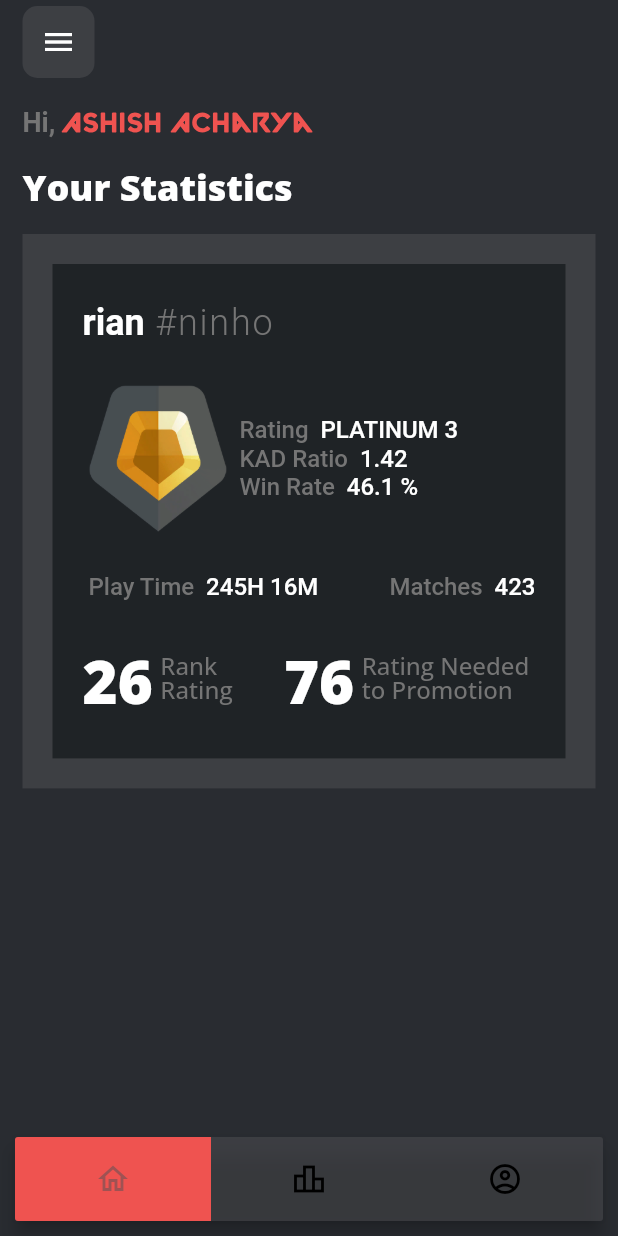
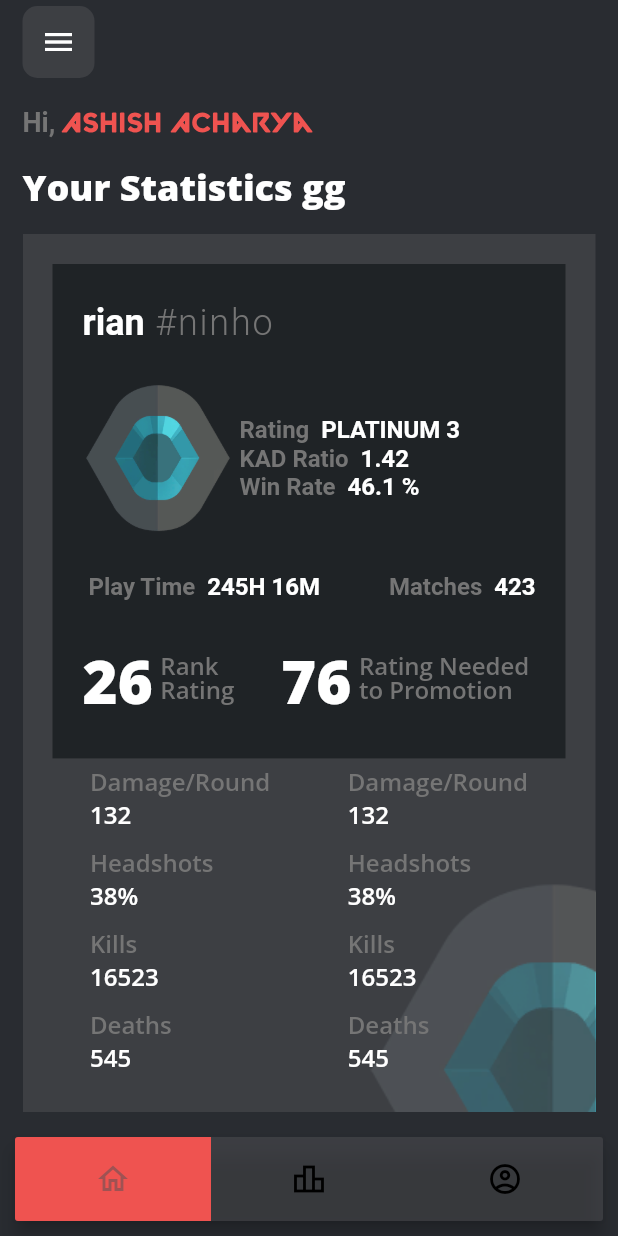
Before and after one commit to AshishAcharya083/valorant-stats, a Flutter app: the screen it shows after launch, on a phone screen of 412 x 824 dp. Run offline on Flutter 3.47's test engine with Material 2 defaults, Android fonts, the phone set to English and light mode, and no system bars; drawn by our look-alikes of flutter_snake_navigationbar.

Commit message:
main info card UI completed

```diff
--- a/lib/ui/components/grey_white_text_comp.dart
+++ b/lib/ui/components/grey_white_text_comp.dart
@@ -11,12 +11,16 @@ class GreyWhiteTextComponent extends StatelessWidget {
     return RichText(
       textAlign: TextAlign.right,
       text: TextSpan(
+        style: TextStyle(fontFamily: "OpenSans"),
         children: [
-          TextSpan(text: "${this.greyText}  ", style: kSmallGreyTextStyle),
+          TextSpan(
+            text: "${this.greyText}  ",
+            style: kSmallGreyTextStyle,
+          ),
           TextSpan(
             text: "${this.whiteText!.toUpperCase()} ",
             style: TextStyle(
-                color: Colors.white, fontWeight: FontWeight.w500, fontSize: 16),
+                color: Colors.white, fontWeight: FontWeight.w600, fontSize: 16),
           )
         ],
       ),
--- /dev/null
+++ b/lib/ui/components/title_discription.dart
@@ -0,0 +1,28 @@
+import 'package:flutter/material.dart';
+import 'package:valo_stats/utils/text_styles.dart';
+
+class TitleAndDiscription extends StatelessWidget {
+  final String titleText;
+  final String discription;
+
+  TitleAndDiscription(this.titleText, this.discription);
+  @override
+  Widget build(BuildContext context) {
+    return Padding(
+      padding: const EdgeInsets.all(5.0),
+      child: Column(
+        crossAxisAlignment: CrossAxisAlignment.start,
+        children: [
+          Text(
+            titleText,
+            style: kSmallGreyTextStyle,
+          ),
+          Text(
+            discription,
+            style: kMediumWhiteTextStyle,
+          )
+        ],
+      ),
+    );
+  }
+}
--- a/lib/ui/pages/home/home_page.dart
+++ b/lib/ui/pages/home/home_page.dart
@@ -3,6 +3,7 @@ import 'package:flutter/rendering.dart';
 import 'package:valo_stats/core/services/screen_size.dart';
 import 'package:valo_stats/ui/components/grey_white_text_comp.dart';
 import 'package:valo_stats/ui/components/large_text.dart';
+import 'package:valo_stats/ui/components/title_discription.dart';
 import 'package:valo_stats/ui/pages/drawer.dart';
 
 import 'package:valo_stats/ui/pages/inside_home_page.dart';
@@ -51,12 +52,20 @@ class HomePage extends StatelessWidget {
                 height: 15,
               ),
               Text(
-                "Your Statistics",
+                "Your Statistics gg ",
                 style: kExtraBoldTextStyle,
               ),
               const SizedBox(
                 height: 15,
               ),
+              Stack(
+                children: [
+                  Positioned(
+                      right: -100,
+                      bottom: -100,
+                      child: Image(
+                        image: AssetImage("images/rank/platinum1.png"),
+                      )),
                   Container(
                     /// large container of light grey color
                     decoration: BoxDecoration(color: kLightGrayColor),
@@ -104,17 +113,20 @@ class HomePage extends StatelessWidget {
                                 children: [
                                   Expanded(
                                     child: Image(
-                                  image: AssetImage("images/rank/gold1.png"),
+                                      image: AssetImage(
+                                          "images/rank/platinum1.png"),
                                     ),
                                   ),
                                   Expanded(
                                     flex: 2,
                                     child: Column(
-                                  crossAxisAlignment: CrossAxisAlignment.start,
+                                      crossAxisAlignment:
+                                          CrossAxisAlignment.start,
                                       children: [
                                         GreyWhiteTextComponent(
                                             "Rating", "platinum 3"),
-                                    GreyWhiteTextComponent("KAD Ratio", "1.42"),
+                                        GreyWhiteTextComponent(
+                                            "KAD Ratio", "1.42"),
                                         GreyWhiteTextComponent(
                                             "Win Rate", "46.1 %"),
                                       ],
@@ -126,26 +138,66 @@ class HomePage extends StatelessWidget {
 
                               /// play time and no. of matches
                               Row(
-                            mainAxisAlignment: MainAxisAlignment.spaceBetween,
+                                mainAxisAlignment:
+                                    MainAxisAlignment.spaceBetween,
                                 children: [
-                              GreyWhiteTextComponent("Play Time", "245H 16M"),
+                                  GreyWhiteTextComponent(
+                                      "Play Time", "245H 16M"),
                                   GreyWhiteTextComponent("Matches", "423"),
                                 ],
                               ),
 
                               /// rank ratings and rating needed to promotion
                               Row(
-                            mainAxisAlignment: MainAxisAlignment.spaceBetween,
+                                mainAxisAlignment:
+                                    MainAxisAlignment.spaceBetween,
                                 children: [
                                   LargeTexts("26", "Rank \nRating"),
-                              LargeTexts("76", "Rating Needed \nto Promotion")
+                                  LargeTexts(
+                                      "76", "Rating Needed \nto Promotion")
                                 ],
                               )
                             ],
                           ),
                         ),
+
+                        /// Grid formed from Row which contains two columns to
+                        /// show key value stats of player
+
+                        Padding(
+                          padding: const EdgeInsets.symmetric(horizontal: 20.0),
+                          child: Row(
+                            mainAxisAlignment: MainAxisAlignment.spaceBetween,
+                            children: [
+                              Column(
+                                crossAxisAlignment: CrossAxisAlignment.start,
+                                mainAxisAlignment:
+                                    MainAxisAlignment.spaceBetween,
+                                children: [
+                                  TitleAndDiscription("Damage/Round", "132"),
+                                  TitleAndDiscription("Headshots", "38%"),
+                                  TitleAndDiscription("Kills", "16523"),
+                                  TitleAndDiscription("Deaths", "545"),
                                 ],
                               ),
+                              Column(
+                                crossAxisAlignment: CrossAxisAlignment.start,
+                                mainAxisAlignment:
+                                    MainAxisAlignment.spaceBetween,
+                                children: [
+                                  TitleAndDiscription("Damage/Round", "132"),
+                                  TitleAndDiscription("Headshots", "38%"),
+                                  TitleAndDiscription("Kills", "16523"),
+                                  TitleAndDiscription("Deaths", "545"),
+                                ],
+                              )
+                            ],
+                          ),
+                        )
+                      ],
+                    ),
+                  ),
+                ],
               ),
             ],
           ),
--- a/lib/utils/text_styles.dart
+++ b/lib/utils/text_styles.dart
@@ -3,8 +3,14 @@ import 'package:valo_stats/utils/constants.dart';
 import 'package:flutter/cupertino.dart';
 
 /// kSmallGreyTextStyle is mostly used in giving field name like rating, kd ratio
-TextStyle kSmallGreyTextStyle =
-    TextStyle(fontSize: 16, color: kGreyTextColor, fontWeight: FontWeight.w500);
+TextStyle kSmallGreyTextStyle = TextStyle(
+  fontSize: 16,
+  color: kGreyTextColor,
+  fontWeight: FontWeight.w600,
+);
 
 TextStyle kExtraBoldTextStyle =
     TextStyle(fontWeight: FontWeight.w900, fontSize: 24, color: Colors.white);
+
+TextStyle kMediumWhiteTextStyle =
+    TextStyle(color: Colors.white, fontWeight: FontWeight.w600, fontSize: 16);
```
Lines whose indentation alone changed are shown as unchanged.
